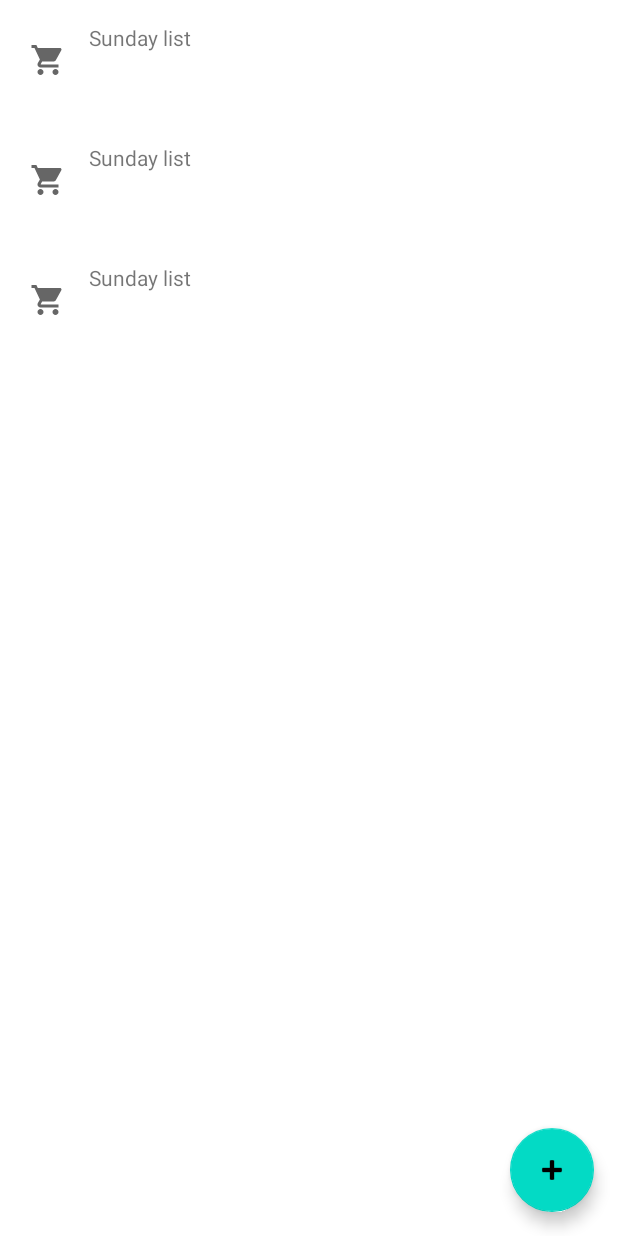
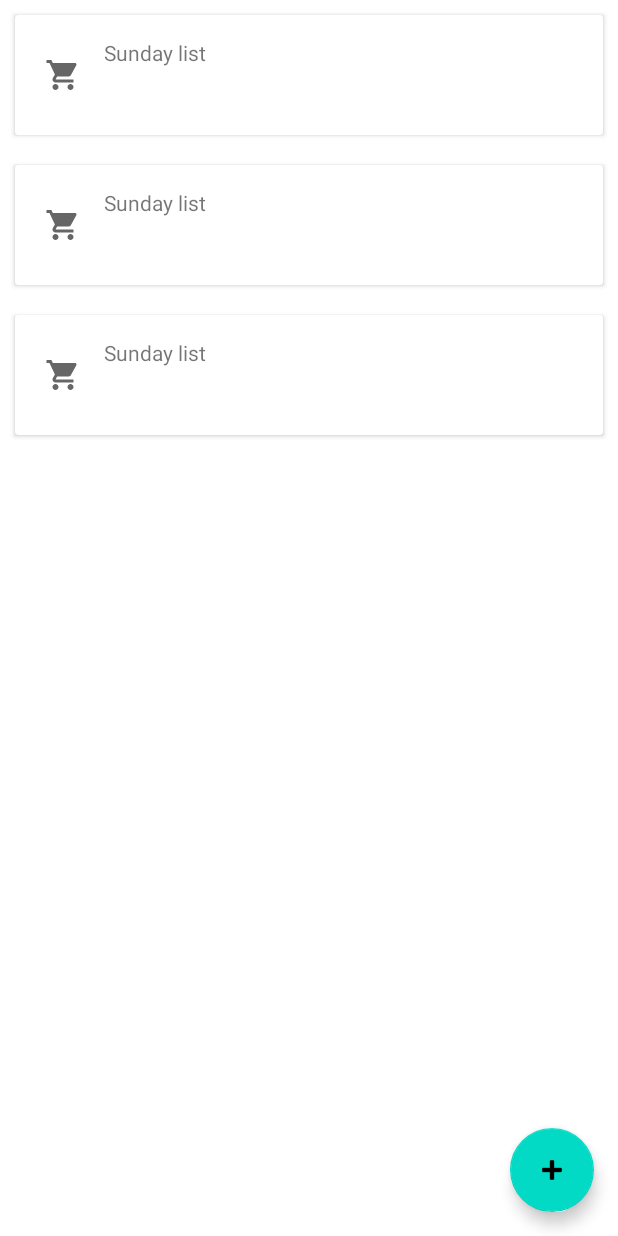
Before and after one commit to karkaminski/ShoppingListApp, an Android app: the layout shopping_lists_fragment.xml on its own in the app's theme, with its tools: preview values and no code run, on a phone screen of 412 x 824 dp. Run offline under Robolectric (Android 15) with nearby library versions, the phone set to English and light mode, and no system bars.

Commit message:
ShoppingListLists visual polish

```diff
--- a/app/src/main/java/pl/karkaminski/shoppinglistapp/ui/shoppinglists/ShoppingListsAdapter.kt
+++ b/app/src/main/java/pl/karkaminski/shoppinglistapp/ui/shoppinglists/ShoppingListsAdapter.kt
@@ -26,6 +26,7 @@ class ShoppingListsAdapter(private var onClickListener : OnItemClickedListener)
 
         holder.binding.apply {
             shoppingList = shoppingListsList[position]
+            counter = shoppingListsList[position].details.count { shoppingListDetail -> shoppingListDetail.isChecked  }
 
             root.setOnClickListener {
                 onClickListener.onItemClicked(shoppingListsList[position])
--- a/app/src/main/res/layout/list_item_shopping_list.xml
+++ b/app/src/main/res/layout/list_item_shopping_list.xml
@@ -4,10 +4,20 @@
     xmlns:tools="http://schemas.android.com/tools">
 
     <data>
+
         <variable
             name="shoppingList"
             type="pl.karkaminski.shoppinglistapp.data.ShoppingListWithDetails" />
+
+        <variable
+            name="counter"
+            type="Integer" />
     </data>
+
+    <androidx.cardview.widget.CardView
+        android:layout_width="match_parent"
+        android:layout_height="wrap_content"
+        android:layout_margin="10dp">
 
         <androidx.constraintlayout.widget.ConstraintLayout
             android:layout_width="match_parent"
@@ -29,9 +39,9 @@
                 android:layout_width="wrap_content"
                 android:layout_height="wrap_content"
                 android:padding="5dp"
+                android:text="@{shoppingList.shoppingList.name}"
                 app:layout_constraintStart_toEndOf="@+id/image_view_icon"
                 app:layout_constraintTop_toTopOf="parent"
-            android:text="@{shoppingList.shoppingList.name}"
                 tools:text="Sunday list" />
 
             <TextView
@@ -40,6 +50,8 @@
                 android:layout_height="wrap_content"
                 android:padding="5dp"
                 app:layout_constraintStart_toEndOf="@+id/image_view_icon"
-            app:layout_constraintTop_toBottomOf="@+id/text_view_name"/>
+                app:layout_constraintTop_toBottomOf="@+id/text_view_name"
+                tools:text="@{@string/shopping_list_additional_info(counter, shoppingList.details.size)}" />
         </androidx.constraintlayout.widget.ConstraintLayout>
+    </androidx.cardview.widget.CardView>
 </layout>
```
Lines whose indentation alone changed are shown as unchanged.
